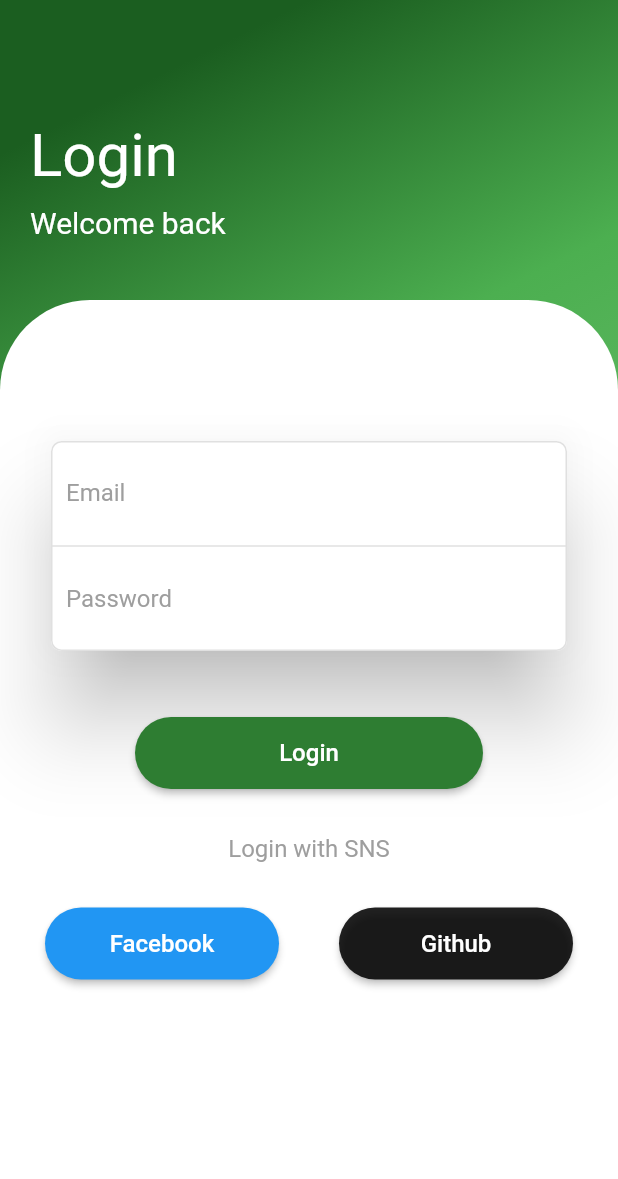
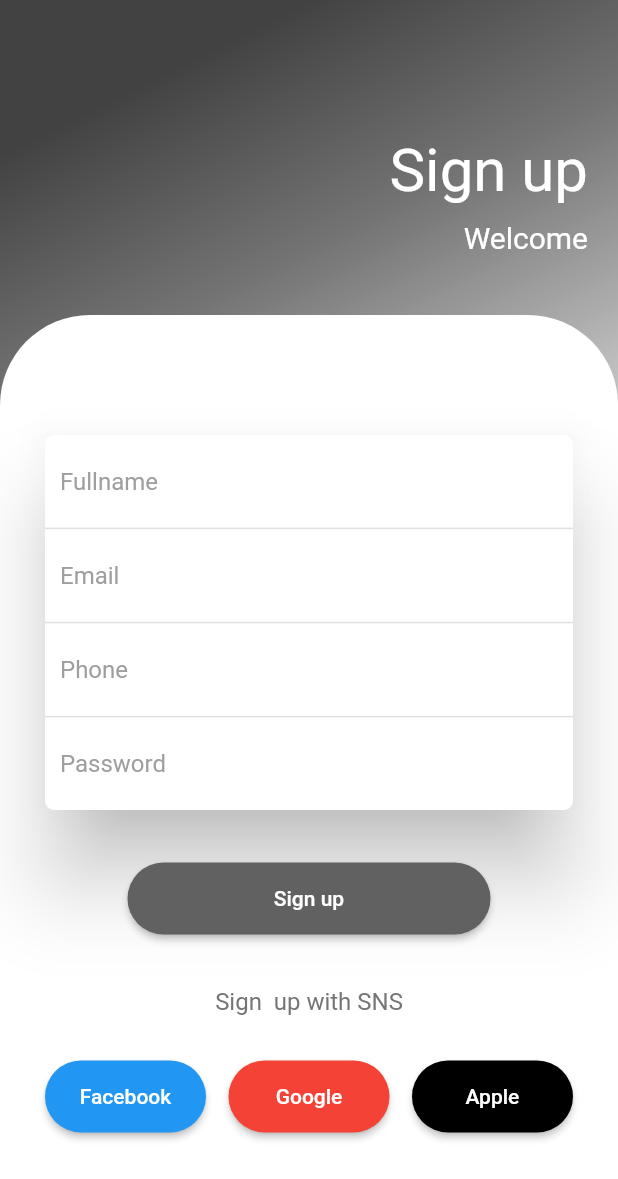
Before and after one commit to Paxriddinov/pdpui, a Flutter app: the screen it shows after launch, on a phone screen of 412 x 824 dp. Shown: the top 1179 px of the screen. Run offline on Flutter 3.47's test engine with Material 2 defaults, Android fonts, the phone set to English and light mode, and no system bars.

Commit message:
Completed signpage page

```diff
--- a/lib/main.dart
+++ b/lib/main.dart
@@ -1,5 +1,6 @@
 import 'package:flutter/material.dart';
 import 'package:pdpui/pages/home_page.dart';
+import 'package:pdpui/pages/homework.dart';
 
 void main() {
   runApp(const MyApp());
@@ -12,7 +13,7 @@ class MyApp extends StatelessWidget {
   @override
   Widget build(BuildContext context) {
     return MaterialApp(
-      home: HomePage(),
+      home: WorkPage(),
     );
   }
 }
--- /dev/null
+++ b/lib/pages/homework.dart
@@ -0,0 +1,229 @@
+import 'package:flutter/material.dart';
+
+class WorkPage extends StatefulWidget {
+  const WorkPage({super.key});
+
+  @override
+  State<WorkPage> createState() => _WorkPageState();
+}
+
+class _WorkPageState extends State<WorkPage> {
+  @override
+  Widget build(BuildContext context) {
+    return Scaffold(
+      body: Container(
+        decoration: BoxDecoration(
+            gradient: LinearGradient(begin: Alignment.topCenter, colors: [
+              Colors.grey[800]!,
+              Colors.grey[600]!,
+              Colors.grey[400]!,
+              Colors.grey[300]!,
+            ])),
+        child: Column(
+            crossAxisAlignment: CrossAxisAlignment.stretch,
+            children: [
+              Container(
+                  padding: const EdgeInsets.only(top: 90, right: 20),
+                  child: const Column(
+                    crossAxisAlignment: CrossAxisAlignment.end,
+                    children: [
+                      Text(
+                        'Sign up',
+                        style: TextStyle(color: Colors.white, fontSize: 40),
+                      ),
+                      SizedBox(
+                        height: 10,
+                      ),
+                      Text(
+                        'Welcome',
+                        style: TextStyle(color: Colors.white, fontSize: 20),
+                      )
+                    ],
+                  )),
+              Expanded(
+                child: Container(
+                  margin: const EdgeInsets.only(top: 40),
+                  decoration: const BoxDecoration(
+                    color: Colors.white,
+                    borderRadius: BorderRadius.only(
+                      topRight: Radius.circular(60),
+                      topLeft: Radius.circular(60),
+                    ),
+                  ),
+                  child: Padding(
+                    padding: const EdgeInsets.symmetric(
+                        horizontal: 30.0, vertical: 20),
+                    child: Column(
+                      children: [
+                        Card(
+                          margin: EdgeInsets.only(top: 60),
+                          color: Colors.white,
+                          elevation: 25,
+                          shape: RoundedRectangleBorder(
+                            borderRadius: BorderRadius.circular(6),
+                          ),
+                          child: Container(
+                            height: 250,
+                            child: Column(
+                              children: [
+                                Expanded(
+                                  child: Center(
+                                    child: TextField(
+                                      decoration: InputDecoration(
+                                          hintText: 'Fullname',
+                                          hintStyle:
+                                          TextStyle(color: Colors.grey),
+                                          contentPadding: EdgeInsets.all(10),
+                                          border: InputBorder.none),
+                                    ),
+                                  ),
+                                ),
+                                Container(
+                                  color: Colors.grey[300],
+                                  height: 1,
+                                  width: double.infinity,
+                                ),
+                                Expanded(
+                                  child: Center(
+                                    child: TextField(
+                                      decoration: InputDecoration(
+                                          hintText: 'Email',
+                                          hintStyle:
+                                          TextStyle(color: Colors.grey),
+                                          contentPadding: EdgeInsets.all(10),
+                                          border: InputBorder.none),
+                                    ),
+                                  ),
+                                ),
+                                Container(
+                                  color: Colors.grey[300],
+                                  height: 1,
+                                  width: double.infinity,
+                                ),
+                                Expanded(
+                                  child: Center(
+                                    child: TextField(
+                                      decoration: InputDecoration(
+                                          hintText: 'Phone',
+                                          hintStyle:
+                                          TextStyle(color: Colors.grey),
+                                          contentPadding: EdgeInsets.all(10),
+                                          border: InputBorder.none),
+                                    ),
+                                  ),
+                                ),
+                                Container(
+                                  color: Colors.grey[300],
+                                  height: 1,
+                                  width: double.infinity,
+                                ),
+                                Expanded(
+                                  child: Center(
+                                    child: TextField(
+                                      obscureText: true,
+                                      decoration: InputDecoration(
+                                        hintText: 'Password',
+                                        hintStyle: TextStyle(color: Colors.grey),
+                                        contentPadding: EdgeInsets.all(10),
+                                        border: InputBorder.none,
+                                      ),
+                                    ),
+                                  ),
+                                ),
+                              ],
+                            ),
+                          ),
+                        ),
+                        Padding(
+                          padding: const EdgeInsets.symmetric(
+                              horizontal: 55.0, vertical: 35),
+                          child: Container(
+                            height: 48,
+                            width: double.infinity,
+                            child: ElevatedButton(
+                              style: ElevatedButton.styleFrom(
+                                backgroundColor: Colors.grey[700],
+                                shape: RoundedRectangleBorder(
+                                  borderRadius: BorderRadius.circular(50),
+                                ),
+                              ),
+                              onPressed: () {},
+                              child: Text('Sign up'),
+                            ),
+                          ),
+                        ),
+                        Container(
+                          margin: EdgeInsets.only(bottom: 30),
+                          child: Text('Sign  up with SNS', style: TextStyle(
+                              color: Colors.grey[600], fontSize: 16),),
+                        ),
+                        Row(
+                          mainAxisSize: MainAxisSize.max,
+                          children: [
+                           Expanded(
+                             child: Container(
+                               margin: EdgeInsets.only(right: 10),
+                               height: 48,
+                               child: ElevatedButton(
+                                 style: ElevatedButton.styleFrom(
+                                   backgroundColor: Colors.blue,
+                                   shape: RoundedRectangleBorder(
+                                     borderRadius: BorderRadius.circular(50),
+                                   ),
+                                 ),
+                                 onPressed: (){
+
+                                 },
+                                 child: Text('Facebook'),
+                               ),
+                             ),
+                           ),
+                           Expanded(
+                             child: Container(
+                               margin: EdgeInsets.symmetric(horizontal: 5),
+                               height: 48,
+                               child: ElevatedButton(
+                                 style: ElevatedButton.styleFrom(
+                                   backgroundColor: Colors.red,
+                                   shape: RoundedRectangleBorder(
+                                     borderRadius: BorderRadius.circular(50),
+                                   ),
+                                 ),
+                                 onPressed: (){
+
+                                 },
+                                 child: Text('Google'),
+                               ),
+                             ),
+                           ),
+                           Expanded(
+                             child: Container(
+                               margin: EdgeInsets.only(left: 10),
+                               height: 48,
+                               child: ElevatedButton(
+                                 style: ElevatedButton.styleFrom(
+                                   backgroundColor: Colors.black,
+                                   shape: RoundedRectangleBorder(
+                                     borderRadius: BorderRadius.circular(50),
+                                   ),
+                                 ),
+                                 onPressed: (){
+
+                                 },
+                                 child: Text('Apple'),
+                               ),
+                             ),
+                           ),
+                          ],
+                        )
+                      ],
+                    ),
+                  ),
+                ),
+              )
+            ],
+          ),
+        ),
+      );
+  }
+}
```
